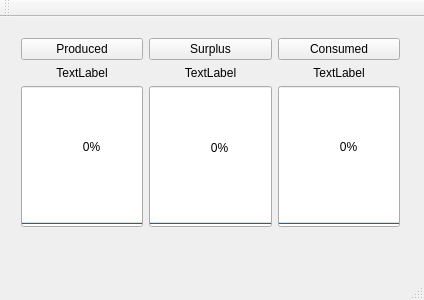
Qt form Qt/QDH/mainwindow.ui (gpistoni/DomoticHome) before a commit.
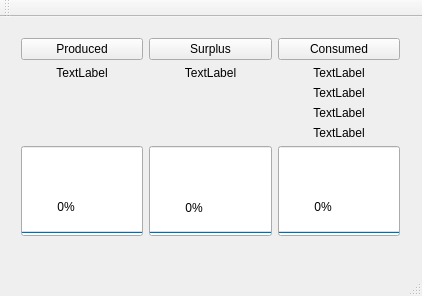
The same form after that commit.

```diff
--- a/Qt/QDH/mainwindow.ui
+++ b/Qt/QDH/mainwindow.ui
@@ -6,8 +6,8 @@
    <rect>
     <x>0</x>
     <y>0</y>
-    <width>424</width>
-    <height>300</height>
+    <width>422</width>
+    <height>296</height>
    </rect>
   </property>
   <property name="windowTitle">
@@ -20,55 +20,10 @@
       <x>10</x>
       <y>10</y>
       <width>401</width>
-      <height>211</height>
+      <height>220</height>
      </rect>
     </property>
     <layout class="QGridLayout" name="gridLayout">
-     <item row="1" column="1">
-      <widget class="QLabel" name="label_S">
-       <property name="text">
-        <string>TextLabel</string>
-       </property>
-       <property name="alignment">
-        <set>Qt::AlignCenter</set>
-       </property>
-      </widget>
-     </item>
-     <item row="0" column="1">
-      <widget class="QPushButton" name="pushButton_3">
-       <property name="text">
-        <string>Surplus</string>
-       </property>
-      </widget>
-     </item>
-     <item row="2" column="1">
-      <widget class="QProgressBar" name="progressBar_S">
-       <property name="sizePolicy">
-        <sizepolicy hsizetype="Expanding" vsizetype="Expanding">
-         <horstretch>0</horstretch>
-         <verstretch>0</verstretch>
-        </sizepolicy>
-       </property>
-       <property name="styleSheet">
-        <string notr="true"/>
-       </property>
-       <property name="minimum">
-        <number>0</number>
-       </property>
-       <property name="maximum">
-        <number>3000</number>
-       </property>
-       <property name="value">
-        <number>0</number>
-       </property>
-       <property name="alignment">
-        <set>Qt::AlignCenter</set>
-       </property>
-       <property name="orientation">
-        <enum>Qt::Vertical</enum>
-       </property>
-      </widget>
-     </item>
      <item row="0" column="0">
       <widget class="QPushButton" name="pushButton">
        <property name="text">
@@ -93,7 +48,7 @@
        </property>
       </widget>
      </item>
-     <item row="2" column="0">
+     <item row="5" column="0">
       <widget class="QProgressBar" name="progressBar_P">
        <property name="sizePolicy">
         <sizepolicy hsizetype="Expanding" vsizetype="Expanding">
@@ -128,7 +83,7 @@
        </property>
       </widget>
      </item>
-     <item row="2" column="2">
+     <item row="5" column="2">
       <widget class="QProgressBar" name="progressBar_C">
        <property name="sizePolicy">
         <sizepolicy hsizetype="Expanding" vsizetype="Expanding">
@@ -147,6 +102,81 @@
        </property>
       </widget>
      </item>
+     <item row="1" column="1">
+      <widget class="QLabel" name="label_S">
+       <property name="text">
+        <string>TextLabel</string>
+       </property>
+       <property name="alignment">
+        <set>Qt::AlignCenter</set>
+       </property>
+      </widget>
+     </item>
+     <item row="0" column="1">
+      <widget class="QPushButton" name="pushButton_3">
+       <property name="text">
+        <string>Surplus</string>
+       </property>
+      </widget>
+     </item>
+     <item row="5" column="1">
+      <widget class="QProgressBar" name="progressBar_S">
+       <property name="sizePolicy">
+        <sizepolicy hsizetype="Expanding" vsizetype="Expanding">
+         <horstretch>0</horstretch>
+         <verstretch>0</verstretch>
+        </sizepolicy>
+       </property>
+       <property name="styleSheet">
+        <string notr="true"/>
+       </property>
+       <property name="minimum">
+        <number>0</number>
+       </property>
+       <property name="maximum">
+        <number>3000</number>
+       </property>
+       <property name="value">
+        <number>0</number>
+       </property>
+       <property name="alignment">
+        <set>Qt::AlignCenter</set>
+       </property>
+       <property name="orientation">
+        <enum>Qt::Vertical</enum>
+       </property>
+      </widget>
+     </item>
+     <item row="2" column="2">
+      <widget class="QLabel" name="label_L1">
+       <property name="text">
+        <string>TextLabel</string>
+       </property>
+       <property name="alignment">
+        <set>Qt::AlignCenter</set>
+       </property>
+      </widget>
+     </item>
+     <item row="3" column="2">
+      <widget class="QLabel" name="label_L2">
+       <property name="text">
+        <string>TextLabel</string>
+       </property>
+       <property name="alignment">
+        <set>Qt::AlignCenter</set>
+       </property>
+      </widget>
+     </item>
+     <item row="4" column="2">
+      <widget class="QLabel" name="label_L3">
+       <property name="text">
+        <string>TextLabel</string>
+       </property>
+       <property name="alignment">
+        <set>Qt::AlignCenter</set>
+       </property>
+      </widget>
+     </item>
     </layout>
    </widget>
   </widget>
```
Left out of the diff: 2 changed lines with no effect on the pictures.
